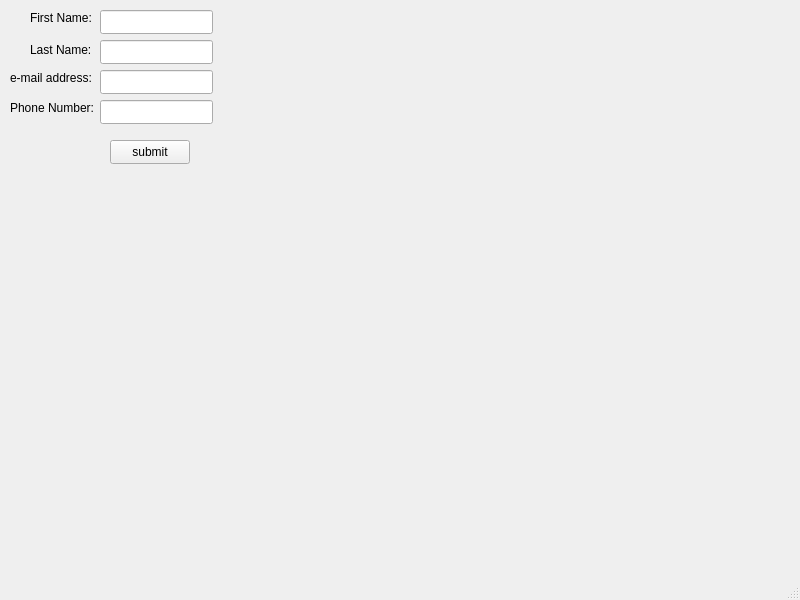
Above: SquareHackathon/mainwindow.ui from rbrueda/System-of-Style before the change. Below: the same form after it.
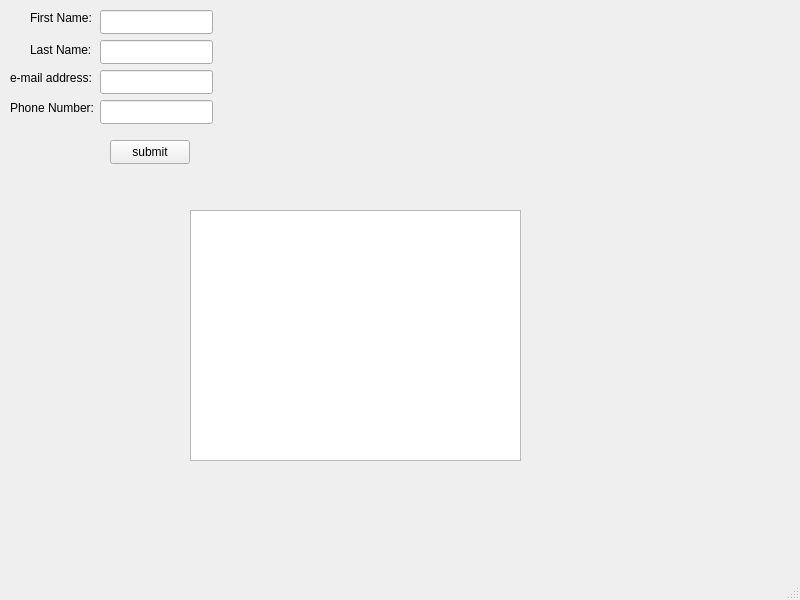
That is the form after the change.

```diff
--- a/SquareHackathon/mainwindow.ui
+++ b/SquareHackathon/mainwindow.ui
@@ -119,6 +119,21 @@
      <string>Phone Number:</string>
     </property>
    </widget>
+   <widget class="QWidget" name="verticalLayoutWidget">
+    <property name="geometry">
+     <rect>
+      <x>190</x>
+      <y>210</y>
+      <width>331</width>
+      <height>251</height>
+     </rect>
+    </property>
+    <layout class="QVBoxLayout" name="verticalLayout">
+     <item>
+      <widget class="QListWidget" name="staffList"/>
+     </item>
+    </layout>
+   </widget>
   </widget>
   <widget class="QMenuBar" name="menubar">
    <property name="geometry">
```
Left out of the diff: 2 changed lines with no effect on the pictures.
